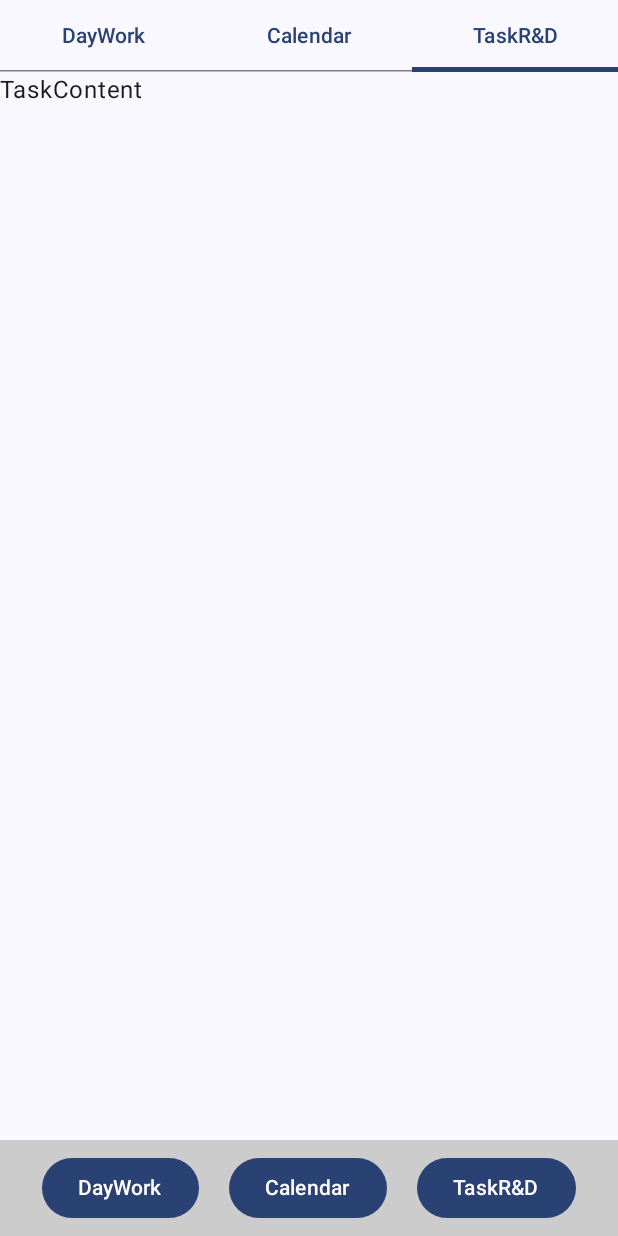
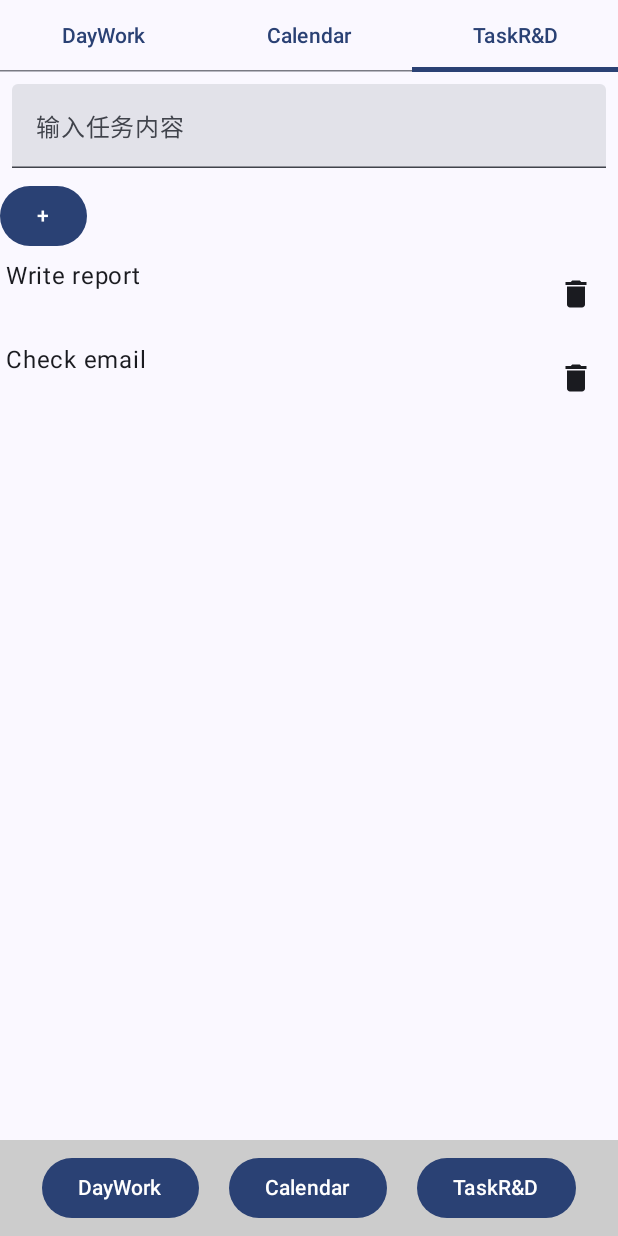
Before and after one commit to taxy47/buildYourLife, an Android app built with Jetpack Compose: the screen it shows after launch (MainActivity), tab 3 chosen, on a phone screen of 412 x 824 dp. Run offline under Robolectric (Android 15) with nearby library versions, the phone set to English and light mode, and no system bars.

Commit message:
[feature] add a task to task list dynamically

```diff
--- a/app/src/main/java/com/example/buildyourself/MainActivity.kt
+++ b/app/src/main/java/com/example/buildyourself/MainActivity.kt
@@ -21,15 +21,22 @@ import androidx.compose.foundation.layout.padding
 import androidx.compose.foundation.layout.size
 import androidx.compose.foundation.layout.statusBars
 import androidx.compose.foundation.lazy.LazyColumn
+import androidx.compose.foundation.lazy.items
+import androidx.compose.material.icons.Icons
+import androidx.compose.material.icons.filled.Delete
 import androidx.compose.material3.Button
+import androidx.compose.material3.Icon
+import androidx.compose.material3.IconButton
 import androidx.compose.material3.Scaffold
 import androidx.compose.material3.Tab
 import androidx.compose.material3.TabRow
 import androidx.compose.material3.Text
+import androidx.compose.material3.TextField
 import androidx.compose.runtime.Composable
 import androidx.compose.runtime.getValue
 import androidx.compose.runtime.mutableFloatStateOf
 import androidx.compose.runtime.mutableIntStateOf
+import androidx.compose.runtime.mutableStateListOf
 import androidx.compose.runtime.mutableStateOf
 import androidx.compose.runtime.remember
 import androidx.compose.runtime.setValue
@@ -104,6 +111,63 @@ fun ScrollingContent() {
 }
 
 @Composable
+fun TaskListScreen() {
+    // 1️⃣ 状态：保存任务列表
+    val tasks = remember { mutableStateListOf("Write report", "Check email") }
+    var newTaskText by remember { mutableStateOf("") }
+    // TODO:从网络，文件，数据库 api 接口请求过来，本机的 I/O
+
+    // 点击 button 后再弹出来，其实我脑海中有使用体验和想法
+    TextField(
+        value = newTaskText,
+        onValueChange = { newTaskText = it },
+        placeholder = { Text("输入任务内容") },
+        modifier = Modifier.fillMaxWidth().padding(8.dp)
+    )
+
+    // 2️⃣ 添加任务按钮
+    Button(onClick = {
+        if (newTaskText.isNotBlank()) {
+            tasks.add(newTaskText)
+            newTaskText = "" // 清空输入框
+        }
+    }) {
+        Text("+")
+    }
+
+    Column(modifier = Modifier.fillMaxSize()) {
+
+        // 3️⃣ 显示任务列表
+        LazyColumn(modifier = Modifier.fillMaxSize()) {
+//            items(tasks) { task ->
+//                Text(
+//                    text = task,
+//                    modifier = Modifier
+//                        .fillMaxWidth()
+//                        .padding(8.dp)
+//                )
+//            }
+
+            items(tasks) { task->
+                Row(
+                    modifier = Modifier
+                        .fillMaxSize()
+                        .padding(4.dp),
+                    horizontalArrangement = Arrangement.SpaceBetween
+                ) {
+                    Text(task)
+                    IconButton(onClick = { tasks.remove(task) }) {
+                        Icon(Icons.Default.Delete, contentDescription = "删除")
+                    }
+                }
+
+            }
+        }
+    }
+}
+
+
+@Composable
 fun TabScreen(
     selectedTab: Int,
     onTabSelected: (Int) -> Unit
@@ -137,8 +201,11 @@ fun TabScreen(
 fun TaskContent() {
 //    TODO("Not yet implemented")
 //    Text("TaskContent")
-    Text("TaskContent")
+//    Text("TaskContent")
+    TaskListScreen()
 }
+
+
 
 @Composable
 fun CalendarContent() {
```
